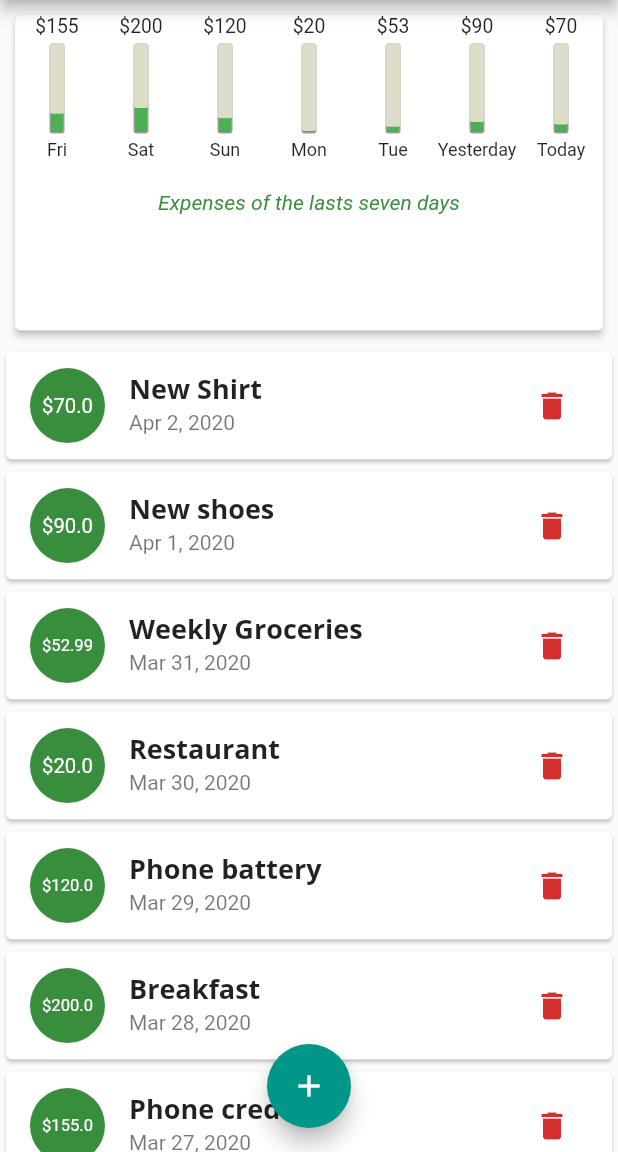
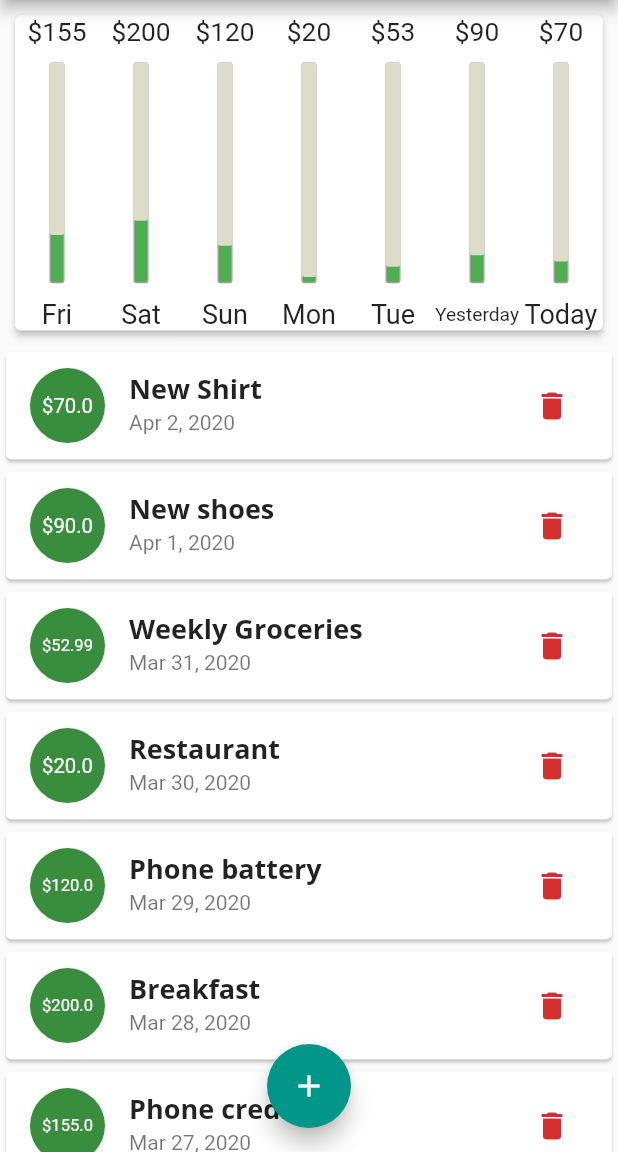
Before and after one commit to innocentTialo/flutter_complete_guide, a Flutter app: the screen it shows after launch, on a phone screen of 412 x 824 dp, the part 84-1236 px from its top. Run offline on Flutter 3.47's test engine with Material 2 defaults, Android fonts, the phone set to English and light mode, and no system bars; Roboto replaces fonts that are missing (Quicksand).

Commit message:
we are doing some refactoring in order to improve readability of our code

```diff
--- a/lib/main.dart
+++ b/lib/main.dart
@@ -1,11 +1,21 @@
+import 'dart:io';
+
+import 'package:flutter/cupertino.dart';
 import 'package:flutter/material.dart';
+import 'package:flutter/services.dart';
 import 'package:flutter_complete_guide/widgets/chart.dart';
 
 import 'models/transaction.dart';
 import 'widgets/new_transaction.dart';
 import 'widgets/transaction_list.dart';
 
-void main() => runApp(MyApp());
+void main() {
+  /* SystemChrome.setPreferredOrientations([
+    DeviceOrientation.portraitUp,
+    DeviceOrientation.portraitDown,
+  ]); */
+  runApp(MyApp());
+}
 
 class MyApp extends StatelessWidget {
   @override
@@ -45,6 +55,7 @@ class MyHomePage extends StatefulWidget {
 }
 
 class _MyHomePageState extends State<MyHomePage> {
+  var _showCard = false;
   final List<Transaction> userTransactions = [
     Transaction(
       id: 0,
@@ -161,8 +172,26 @@ class _MyHomePageState extends State<MyHomePage> {
 
   @override
   Widget build(BuildContext context) {
-    final appBar = AppBar(
-      title: Text('Personal expenses'),
+    final mediaQuery = MediaQuery.of(context);
+
+    var isLandscapeMode = mediaQuery.orientation == Orientation.landscape;
+
+    var pageTitleWidget = Text('Personal expenses');
+    final PreferredSizeWidget appBar = Platform.isIOS
+        ? CupertinoNavigationBar(
+            middle: pageTitleWidget,
+            trailing: Row(
+              mainAxisSize: MainAxisSize.min,
+              children: <Widget>[
+                GestureDetector(
+                  onTap: () => startAddNewTransaction(context),
+                  child: Icon(CupertinoIcons.add),
+                ),
+              ],
+            ),
+          )
+        : AppBar(
+            title: pageTitleWidget,
             actions: <Widget>[
               IconButton(
                 icon: Icon(Icons.add),
@@ -172,30 +201,83 @@ class _MyHomePageState extends State<MyHomePage> {
               )
             ],
           );
-    var deviceHeight = MediaQuery.of(context).size.height -
+
+    var deviceHeight = mediaQuery.size.height -
         appBar.preferredSize.height -
-        MediaQuery.of(context).padding.top;
-    return Scaffold(
-      appBar: appBar,
-      body: SingleChildScrollView(
-        child: Column(
-          crossAxisAlignment: CrossAxisAlignment.stretch,
-          children: <Widget>[
-            Container(
+        mediaQuery.padding.top;
+
+    var portraitChartWidget = Container(
       height: deviceHeight * 0.3,
       child: Chart(
         recentTransactions: _recentTransactions,
       ),
-            ),
-            Container(
+    );
+
+    var portraitTransactionListWidget = Container(
       height: deviceHeight * 0.7,
       child: TransactionList(
-                  transactions: userTransactions,
-                  deletionHandler: _deleteTransaction),
+          transactions: userTransactions, deletionHandler: _deleteTransaction),
+    );
+
+    var topSwitchWidget = Container(
+      height: deviceHeight * 0.1,
+      child: Row(
+        mainAxisAlignment: MainAxisAlignment.center,
+        children: <Widget>[
+          Text(
+            'Show card',
+            style: Theme.of(context).textTheme.title,
           ),
+          Switch(
+              value: _showCard,
+              onChanged: (value) {
+                setState(() {
+                  _showCard = value;
+                });
+              }),
+        ],
+      ),
+    );
+
+    var landscapeChartWidget = Container(
+      height: deviceHeight * 0.9,
+      child: Chart(
+        recentTransactions: _recentTransactions,
+      ),
+    );
+
+    var landscapeTransactionListWidget = Container(
+      height: deviceHeight * 0.9,
+      child: TransactionList(
+          transactions: userTransactions, deletionHandler: _deleteTransaction),
+    );
+
+    var pageBody = SafeArea(
+      child: SingleChildScrollView(
+        child: Column(
+          crossAxisAlignment: CrossAxisAlignment.stretch,
+          children: isLandscapeMode
+              ? <Widget>[
+                  topSwitchWidget,
+                  _showCard
+                      ? landscapeChartWidget
+                      : landscapeTransactionListWidget
+                ]
+              : <Widget>[
+                  portraitChartWidget,
+                  portraitTransactionListWidget,
                 ],
         ),
       ),
+    );
+    return Platform.isIOS
+        ? CupertinoPageScaffold(
+            child: pageBody,
+            navigationBar: appBar,
+          )
+        : Scaffold(
+            appBar: appBar,
+            body: pageBody,
             floatingActionButton: FloatingActionButton(
               child: Icon(
                 Icons.add,
@@ -205,7 +287,8 @@ class _MyHomePageState extends State<MyHomePage> {
                 startAddNewTransaction(context);
               },
             ),
-      floatingActionButtonLocation: FloatingActionButtonLocation.centerFloat,
+            floatingActionButtonLocation:
+                FloatingActionButtonLocation.centerFloat,
           );
   }
 }
--- a/lib/widgets/chart.dart
+++ b/lib/widgets/chart.dart
@@ -55,9 +55,9 @@ class Chart extends StatelessWidget {
     print(groupedTransactionValues);
     return Card(
         elevation: 2,
-      margin: EdgeInsets.all(10),
-      child: Column(
-        children: <Widget>[
+        margin: const EdgeInsets.all(10),
+        child: /*  Column(
+        children: <Widget>[ */
             Row(
           mainAxisAlignment: MainAxisAlignment.spaceAround,
           children: groupedTransactionValues
@@ -74,7 +74,7 @@ class Chart extends StatelessWidget {
                 ),
               )
               .toList(),
-          ),
+        ) /* ,
           SizedBox(
             height: 10,
           ),
@@ -89,7 +89,7 @@ class Chart extends StatelessWidget {
             ),
           )
         ],
-      ),
+      ), */
         );
   }
 }
--- a/lib/widgets/chart_bar.dart
+++ b/lib/widgets/chart_bar.dart
@@ -17,19 +17,19 @@ class ChartBar extends StatelessWidget {
       return Column(
         children: <Widget>[
           Container(
-            height: 15,
+            height: constraints.maxHeight * 0.1,
             child: FittedBox(
               child: Text(
                 '\$${spendingAmount.toStringAsFixed(0)}',
-                style: TextStyle(fontSize: 12),
+                style: TextStyle(fontSize: 5),
               ),
             ),
           ),
           SizedBox(
-            height: 4,
+            height: constraints.maxHeight * 0.05,
           ),
           Container(
-            height: 60,
+            height: constraints.maxHeight * 0.7,
             width: 10,
             child: Stack(
               children: <Widget>[
@@ -53,12 +53,15 @@ class ChartBar extends StatelessWidget {
             ),
           ),
           SizedBox(
-            height: 4,
+            height: constraints.maxHeight * 0.05,
           ),
-          FittedBox(
-            child: Text(
-              label,
-              style: TextStyle(fontSize: 12),
+          Container(
+            height: constraints.maxHeight * 0.1,
+            child: FittedBox(
+              child: Text(
+                label,
+                style: TextStyle(fontSize: 12),
+              ),
             ),
           ),
         ],
--- /dev/null
+++ b/lib/widgets/empty_list_view.dart
@@ -0,0 +1,39 @@
+import 'package:flutter/material.dart';
+
+class EmptyListViewWidget extends StatelessWidget {
+  final title;
+  final imagePath;
+  const EmptyListViewWidget({
+    @required this.title,
+    this.imagePath = 'assets/images/waiting.png'
+  });
+
+  @override
+  Widget build(BuildContext context) {
+    return LayoutBuilder(
+        builder: (ctx, constrains) {
+          return Column(
+            children: <Widget>[
+              Container(
+                height: constrains.maxHeight * 0.1,
+                child: Text(
+                  title,
+                  style: Theme.of(context).textTheme.title,
+                ),
+              ),
+              SizedBox(
+                height: constrains.maxHeight * 0.01,
+              ),
+              Container(
+                height: constrains.maxHeight * 0.6,
+                child: Image.asset(
+                  imagePath,
+                  fit: BoxFit.cover,
+                ),
+              ),
+            ],
+          );
+        },
+      );
+  }
+}
--- a/lib/widgets/new_transaction.dart
+++ b/lib/widgets/new_transaction.dart
@@ -27,7 +27,8 @@ class _NewTransactionState extends State<NewTransaction> {
 
     if (_titleController.text.isNotEmpty &&
         _amountController.text.isNotEmpty &&
-        amount > 0 && _selectedDate != null) {
+        amount > 0 &&
+        _selectedDate != null) {
       widget.addTransactionHandler(enteredTitle, enteredAmount, _selectedDate);
 
       Navigator.of(context).pop();
@@ -53,21 +54,27 @@ class _NewTransactionState extends State<NewTransaction> {
 
   @override
   Widget build(BuildContext context) {
-    return Card(
+    return SingleChildScrollView(
+      child: Card(
         child: Container(
-        padding: EdgeInsets.all(10),
+          padding: EdgeInsets.only(
+            left: 10,
+            top: 10,
+            right: 10,
+            bottom: MediaQuery.of(context).viewInsets.bottom + 10,
+          ),
           child: Column(
             crossAxisAlignment: CrossAxisAlignment.end,
             children: <Widget>[
               TextField(
-              decoration: InputDecoration(labelText: 'Title'),
+                decoration: const InputDecoration(labelText: 'Title'),
                 controller: _titleController,
                 onSubmitted: (_) => _submitData(),
               ),
               TextField(
-              decoration: InputDecoration(labelText: 'Amount'),
+                decoration: const InputDecoration(labelText: 'Amount'),
                 controller: _amountController,
-              keyboardType: TextInputType.numberWithOptions(decimal: true),
+                keyboardType: const TextInputType.numberWithOptions(decimal: true),
                 onSubmitted: (_) => _submitData(),
               ),
               Container(
@@ -101,6 +108,7 @@ class _NewTransactionState extends State<NewTransaction> {
             ],
           ),
         ),
+      ),
     );
   }
 }
--- /dev/null
+++ b/lib/widgets/transaction_item.dart
@@ -0,0 +1,54 @@
+import 'package:flutter/material.dart';
+import 'package:intl/intl.dart';
+
+import '../models/transaction.dart';
+
+class TransactionItem extends StatelessWidget {
+  const TransactionItem({
+    @required this.transaction,
+    @required this.deletionHandler,
+  });
+
+  final Transaction transaction;
+  final Function deletionHandler;
+
+  @override
+  Widget build(BuildContext context) {
+    return Card(
+      child: ListTile(
+        leading: CircleAvatar(
+          radius: 25,
+          child: Padding(
+            padding: const EdgeInsets.all(8.0),
+            child: FittedBox(
+              child: Text('\$${transaction.amount}'),
+            ),
+          ),
+        ),
+        title: Text(
+          transaction.title,
+          style: Theme.of(context).textTheme.title,
+        ),
+        subtitle: Text(
+          DateFormat.yMMMd().format(transaction.date),
+        ),
+        trailing: MediaQuery.of(context).size.width > 460
+            ? FlatButton.icon(
+                label: const Text("Delete"),
+                icon: const Icon(Icons.delete),
+                textColor: Theme.of(context).errorColor,
+                onPressed: () {
+                  deletionHandler(transaction.id);
+                },
+              )
+            : IconButton(
+                icon: const Icon(Icons.delete),
+                color: Theme.of(context).errorColor,
+                onPressed: () {
+                  deletionHandler(transaction.id);
+                },
+              ),
+      ),
+    );
+  }
+}
--- a/lib/widgets/transaction_list.dart
+++ b/lib/widgets/transaction_list.dart
@@ -1,7 +1,8 @@
 import 'package:flutter/material.dart';
-import 'package:intl/intl.dart';
 
 import '../models/transaction.dart';
+import './transaction_item.dart';
+import 'empty_list_view.dart';
 
 class TransactionList extends StatelessWidget {
   final List<Transaction> transactions;
@@ -13,53 +14,14 @@ class TransactionList extends StatelessWidget {
   @override
   Widget build(BuildContext context) {
     return transactions.isEmpty
-        ? Column(
-            children: <Widget>[
-              Text(
-                "No transaction added yet!",
-                style: Theme.of(context).textTheme.title,
-              ),
-              SizedBox(
-                height: 20,
-              ),
-              Container(
-                height: 200,
-                child: Image.asset(
-                  'assets/images/waiting.png',
-                  fit: BoxFit.cover,
-                ),
-              ),
-            ],
+        ? EmptyListViewWidget(
+            title: 'No transaction added yet!',
           )
         : ListView.builder(
             itemBuilder: (ctx, index) {
-              return Card(
-                child: ListTile(
-                  leading: CircleAvatar(
-                    radius: 25,
-                    child: Padding(
-                      padding: const EdgeInsets.all(8.0),
-                      child: FittedBox(
-                        child: Text('\$${transactions[index].amount}'),
-                      ),
-                    ),
-                  ),
-                  title: Text(
-                    transactions[index].title,
-                    style: Theme.of(context).textTheme.title,
-                  ),
-                  subtitle: Text(
-                    DateFormat.yMMMd().format(transactions[index].date),
-                  ),
-                  trailing: IconButton(
-                    icon: Icon(Icons.delete),
-                    color: Theme.of(context).errorColor,
-                    onPressed: () {
-                      deletionHandler(transactions[index].id);
-                    },
-                  ),
-                ),
-              );
+              return TransactionItem(
+                  transaction: transactions[index],
+                  deletionHandler: deletionHandler);
             },
             itemCount: transactions.length,
           );
```
Lines whose indentation alone changed are shown as unchanged.
